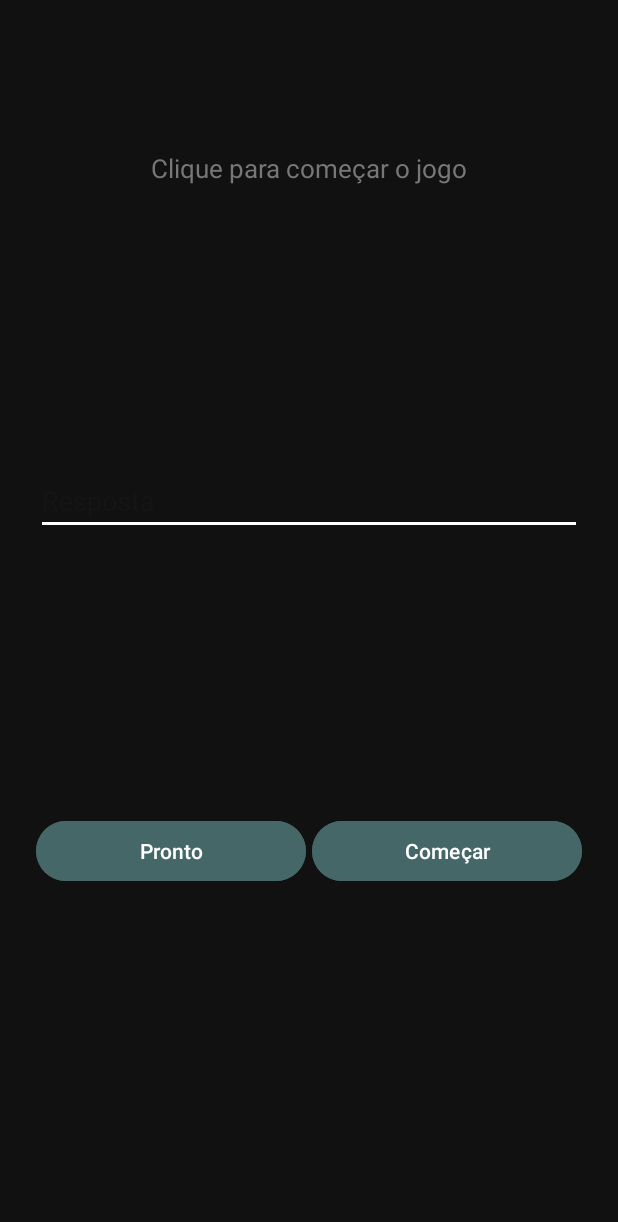
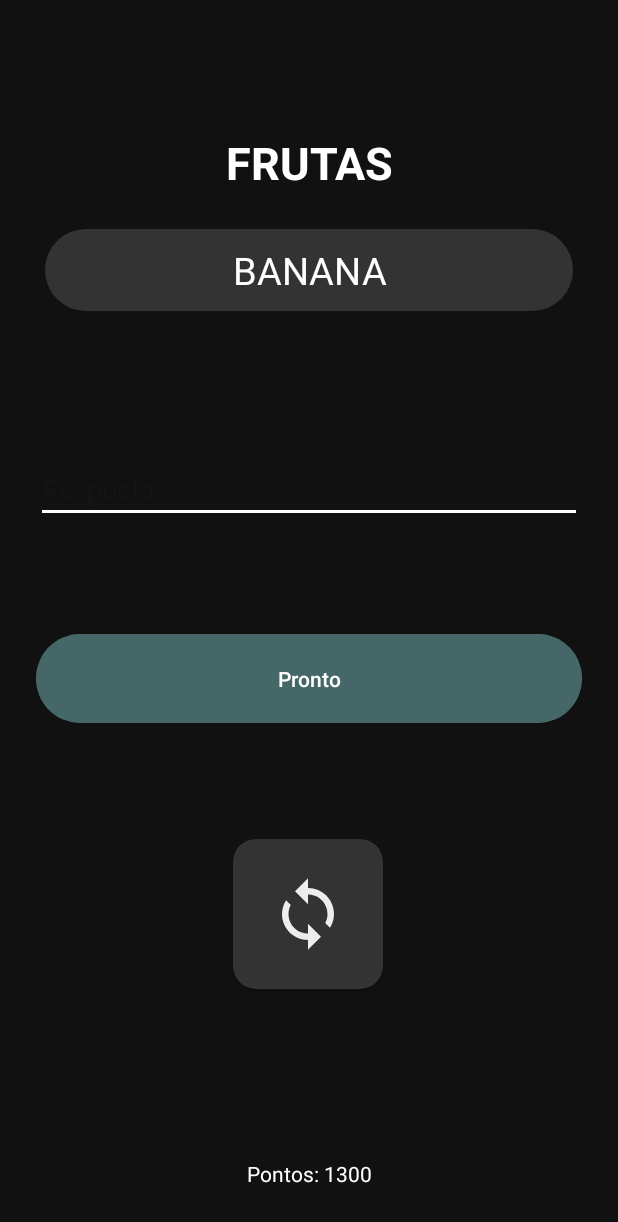
Before and after one commit to Renan-Szimanski/AdivinharPalavras, an Android app: the ActivityGame screen opened directly, with no data from a screen before it, on a phone screen of 412 x 824 dp. Shown: the top 1222 px of the screen. Run offline under Robolectric (Android 15) with nearby library versions, the phone set to English and light mode, and no system bars.

Commit message:
Novo Layout para o menu e o jogo, melhorando o design do aplicativo.

```diff
--- a/app/src/main/java/com/example/adivinharpalavras/ActivityGame.kt
+++ b/app/src/main/java/com/example/adivinharpalavras/ActivityGame.kt
@@ -22,10 +22,10 @@ class ActivityGame : AppCompatActivity() {
         binding = ActivityGameBinding.inflate(layoutInflater)
         setContentView(binding.root)
 
-        val mudartexto = binding.titulo //palavra usada
-        val botao = binding.nextButtom
-        val resposta = binding.enterAnswer.text
-        val aceitar = binding.acceptBtn
+        val word = binding.wordTitle //palavra usada
+        val nxtButton = binding.nextButtom
+        val answer = binding.enterAnswer.text
+        val acptButton = binding.acceptBtn
         val pntTxt = binding.pnt
 
         var pontos = 1300
@@ -37,24 +37,21 @@ class ActivityGame : AppCompatActivity() {
 
         //sistema randomico | pega palavras e tira letras aleatórias para a dificuldade
         fun aleatorio(verdadeiro: Boolean){
+
+            pntTxt.text = "Pontos: $pontos"
             //PALAVRAS ALEATÓRIAS
+
              //todas as linhas do arquivo
-
             val randomNumber = Random.nextInt(linhas.size) //numero aleatorio do tamanho da palavra
-                val palavra = linhas[randomNumber].lowercase()
-                mudartexto.text = palavra
+                val palavra = linhas[randomNumber]
+                word.text = palavra.uppercase()
             if(verdadeiro == true){
                 linhas.removeAt(randomNumber)
             }
         }
-        botao.setOnClickListener{
-            if(botao.hint.toString() == "Começar"){
-                aleatorio(false)
-                botao.hint = "Próxima"
-            }else if (pontos < 20 || linhas.size <= 1){ //caso não tenha 20 pontos, não conseguirá outra palavra
+        nxtButton.setOnClickListener{
+            if (pontos < 20 || linhas.size <= 1){ //caso não tenha 20 pontos, não conseguirá outra palavra
                 Toast.makeText(this,"Voce nâo tem pontos suficientes!", Toast.LENGTH_SHORT).show()
-                botao.setBackgroundColor(Color.GRAY)
-                botao.setHintTextColor(Color.DKGRAY)
             }else{
                 //botao de proxima palavra tira -20 pontos ao ser usada
                 aleatorio(false)
@@ -62,18 +59,16 @@ class ActivityGame : AppCompatActivity() {
                 pntTxt.text = "Pontos: $pontos"
             }
         }
-        aceitar.setOnClickListener{
+        acptButton.setOnClickListener{
             //mensagem de campo vazio
-            if (resposta.isEmpty()){
+            if (answer.isEmpty()){
                 Toast.makeText(this,"Coloque uma palavra", Toast.LENGTH_SHORT).show()
             }
-            else if (resposta.toString().lowercase().filterNot { it.isWhitespace() } == mudartexto.text){
+            else if (answer.toString().uppercase().filterNot { it.isWhitespace() } == word.text){
                 pontos += 20
                 pntTxt.text = "Pontos: $pontos"
                 aleatorio(true)
-                botao.setBackgroundColor(R.color.dkgreen)
-                botao.setHintTextColor(Color.WHITE)
-                resposta.clear()
+                answer.clear()
             }
             else{
                 Toast.makeText(this, "Resposta Errada! -30pt", Toast.LENGTH_SHORT).show()
@@ -82,5 +77,6 @@ class ActivityGame : AppCompatActivity() {
 
             }
         }
+        aleatorio(true)
     }
 }
--- /dev/null
+++ b/app/src/main/res/drawable/baseline_loop_24.xml
@@ -0,0 +1,5 @@
+<vector xmlns:android="http://schemas.android.com/apk/res/android" android:height="24dp" android:tint="#EDEDED" android:viewportHeight="24" android:viewportWidth="24" android:width="24dp">
+
+    <path android:fillColor="@android:color/white" android:pathData="M12,4L12,1L8,5l4,4L12,6c3.31,0 6,2.69 6,6 0,1.01 -0.25,1.97 -0.7,2.8l1.46,1.46C19.54,15.03 20,13.57 20,12c0,-4.42 -3.58,-8 -8,-8zM12,18c-3.31,0 -6,-2.69 -6,-6 0,-1.01 0.25,-1.97 0.7,-2.8L5.24,7.74C4.46,8.97 4,10.43 4,12c0,4.42 3.58,8 8,8v3l4,-4 -4,-4v3z"/>
+
+</vector>
--- /dev/null
+++ b/app/src/main/res/drawable/rounded_corner.xml
@@ -0,0 +1,6 @@
+<?xml version="1.0" encoding="utf-8"?>
+<shape xmlns:android="http://schemas.android.com/apk/res/android">
+<solid android:color="@color/lghtgrey"/>
+
+    <corners android:radius="40dp"/>
+</shape>
--- a/app/src/main/res/layout/activity_game.xml
+++ b/app/src/main/res/layout/activity_game.xml
@@ -9,6 +9,20 @@
     tools:context=".ActivityGame">
 
 
+    <TextView
+        android:id="@+id/textView2"
+        android:layout_width="match_parent"
+        android:layout_height="wrap_content"
+        android:layout_marginTop="88dp"
+        android:text="FRUTAS"
+        android:textAlignment="center"
+        android:textColor="@color/white"
+        android:textSize="30dp"
+        android:textStyle="bold"
+        app:layout_constraintEnd_toEndOf="parent"
+        app:layout_constraintHorizontal_bias="0.0"
+        app:layout_constraintStart_toStartOf="parent"
+        app:layout_constraintTop_toTopOf="parent" />
 
     <TextView
         android:id="@+id/pnt"
@@ -16,66 +30,95 @@
         android:layout_height="wrap_content"
         android:layout_marginBottom="32dp"
         android:inputType="text"
+        android:textColor="@color/white"
         app:layout_constraintBottom_toBottomOf="parent"
         app:layout_constraintEnd_toEndOf="parent"
-        app:layout_constraintStart_toStartOf="parent"/>
+        app:layout_constraintStart_toStartOf="parent" />
 
+
+    <androidx.cardview.widget.CardView
+        android:id="@+id/nextButtom"
+        android:layout_width="100dp"
+        android:layout_height="100dp"
+        android:layout_marginTop="40dp"
+        android:backgroundTint="@color/grey"
+        app:cardCornerRadius="15dp"
+        app:layout_constraintBottom_toBottomOf="parent"
+        app:layout_constraintEnd_toEndOf="parent"
+        app:layout_constraintHorizontal_bias="0.498"
+        app:layout_constraintStart_toStartOf="parent"
+        app:layout_constraintTop_toBottomOf="@+id/acceptBtn"
+        app:layout_constraintVertical_bias="0.169"
+        android:clickable="true">
+
+        <ImageView
+            android:layout_width="match_parent"
+            android:layout_height="match_parent"
+            android:layout_margin="24dp"
+            android:background="@drawable/baseline_loop_24"
+            android:hint="Trocar"
+            android:textColorHint="@color/white"
+            app:layout_constraintBottom_toBottomOf="parent"
+            app:layout_constraintEnd_toEndOf="parent"
+            app:layout_constraintHorizontal_bias="0.497"
+            app:layout_constraintStart_toStartOf="parent"
+            app:layout_constraintTop_toTopOf="parent"
+            app:layout_constraintVertical_bias="0.849"
+            tools:ignore="HardcodedText" />
+
+    </androidx.cardview.widget.CardView>
 
     <Button
         android:id="@+id/acceptBtn"
-        android:layout_width="180dp"
+        android:layout_width="match_parent"
         android:layout_height="wrap_content"
         android:layout_margin="24dp"
-        android:layout_marginStart="24dp"
+        android:paddingVertical="20dp"
+        android:layout_marginStart="20dp"
+        android:backgroundTint="@color/dkgreen"
         android:hint="Pronto"
         android:textColorHint="@color/white"
         app:layout_constraintBottom_toBottomOf="parent"
         app:layout_constraintStart_toStartOf="parent"
         app:layout_constraintTop_toTopOf="parent"
-        app:layout_constraintVertical_bias="0.713"
-        android:backgroundTint="@color/dkgreen"/>
-
-    <Button
-        android:id="@+id/nextButtom"
-        android:layout_width="180dp"
-        android:layout_height="wrap_content"
-        android:layout_margin="24dp"
-        android:layout_marginEnd="24dp"
-        android:hint="Começar"
-        android:textColorHint="@color/white"
-        app:layout_constraintBottom_toBottomOf="parent"
-        app:layout_constraintEnd_toEndOf="parent"
-        app:layout_constraintTop_toTopOf="parent"
-        app:layout_constraintVertical_bias="0.713"
-        android:backgroundTint="@color/dkgreen"/>
+        app:layout_constraintVertical_bias="0.557"
+        tools:ignore="HardcodedText" />
 
     <TextView
-        android:id="@+id/titulo"
-        android:layout_width="wrap_content"
+        android:id="@+id/wordTitle"
+        android:layout_width="match_parent"
         android:layout_height="wrap_content"
-        android:textSize="17dp"
-        android:layout_marginTop="100dp"
-        android:text="Clique para começar o jogo"
+        android:paddingVertical="10dp"
+        android:layout_marginHorizontal="30sp"
+        android:layout_marginTop="24dp"
+        android:textColor="@color/white"
+        android:textSize="25sp"
+        android:background="@drawable/rounded_corner"
+        android:backgroundTint="@color/grey"
+        android:textAlignment="center"
         app:layout_constraintEnd_toEndOf="parent"
         app:layout_constraintStart_toStartOf="parent"
-        app:layout_constraintTop_toTopOf="parent"
-        android:textColor="@color/lghtgrey"/>
+        app:layout_constraintTop_toBottomOf="@+id/textView2"
+        tools:ignore="HardcodedText" />
 
     <EditText
         android:id="@+id/enterAnswer"
         android:layout_width="match_parent"
         android:layout_height="wrap_content"
         android:layout_margin="24dp"
-        android:layout_marginBottom="220dp"
+        android:layout_marginTop="108dp"
+        android:backgroundTint="@color/white"
         android:ems="10"
         android:hint="Resposta"
         android:inputType="text"
         android:textColor="@color/lghtgrey"
-        android:backgroundTint="@color/white"
-        app:layout_constraintBottom_toTopOf="@+id/acceptBtn"
+        app:layout_constraintBottom_toBottomOf="parent"
         app:layout_constraintEnd_toEndOf="parent"
         app:layout_constraintStart_toStartOf="parent"
-        app:layout_constraintTop_toBottomOf="@+id/titulo" />
+        app:layout_constraintTop_toBottomOf="@+id/wordTitle"
+        app:layout_constraintVertical_bias="0.138"
+        tools:ignore="HardcodedText"
+        />
 
 
 </androidx.constraintlayout.widget.ConstraintLayout>
--- a/app/src/main/res/layout/activity_main.xml
+++ b/app/src/main/res/layout/activity_main.xml
@@ -38,7 +38,7 @@
                         android:layout_width="80dp"
                         android:layout_height="110dp"
                         android:layout_gravity="bottom"
-                        android:background="@drawable/rounded_corners"></View>
+                        android:background="@drawable/rounded_corners_top"/>
 
                     <TextView
                         android:id="@+id/player_2"
@@ -69,7 +69,9 @@
                         android:layout_width="80dp"
                         android:layout_height="180dp"
                         android:layout_gravity="bottom"
-                        android:background="@drawable/rounded_corners"></View>
+                        android:background="@drawable/rounded_corners_top"/>
+
+
 
                     <TextView
                         android:id="@+id/player_1"
@@ -97,7 +99,7 @@
                         android:layout_width="80dp"
                         android:layout_height="70dp"
                         android:layout_gravity="bottom"
-                        android:background="@drawable/rounded_corners"></View>
+                        android:background="@drawable/rounded_corners_top"/>
 
                     <TextView
                         android:id="@+id/player_3"
```
Also changed, not shown: app/src/main/res/drawable/rounded_corners_top.xml (renamed from app/src/main/res/drawable/rounded_corners.xml).
